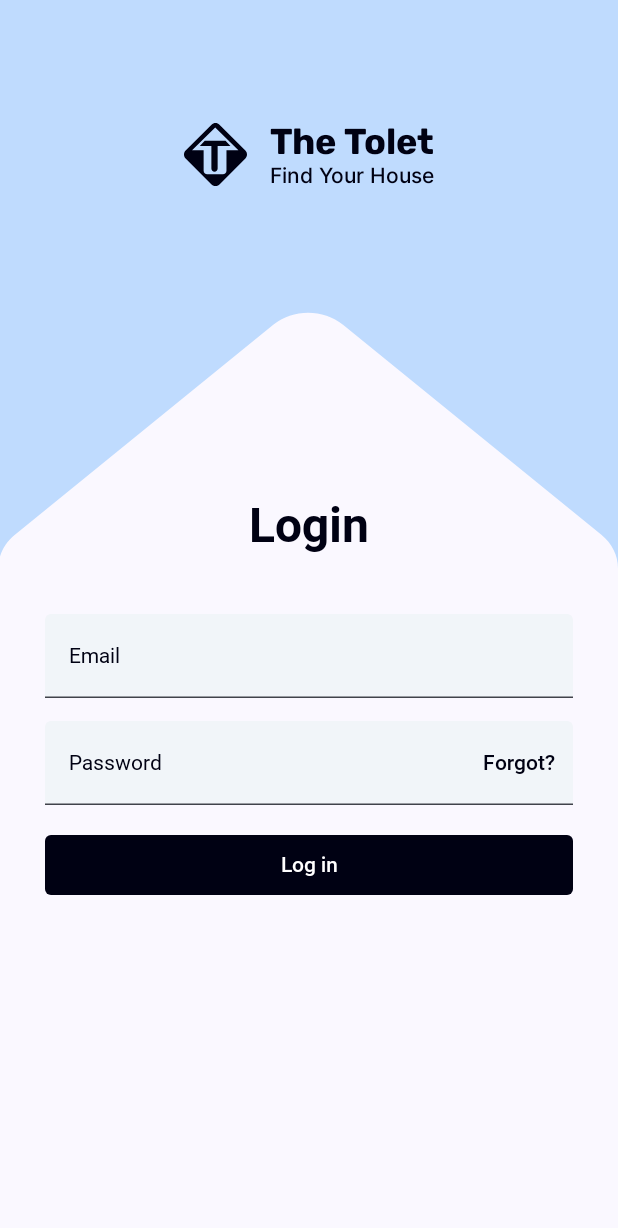
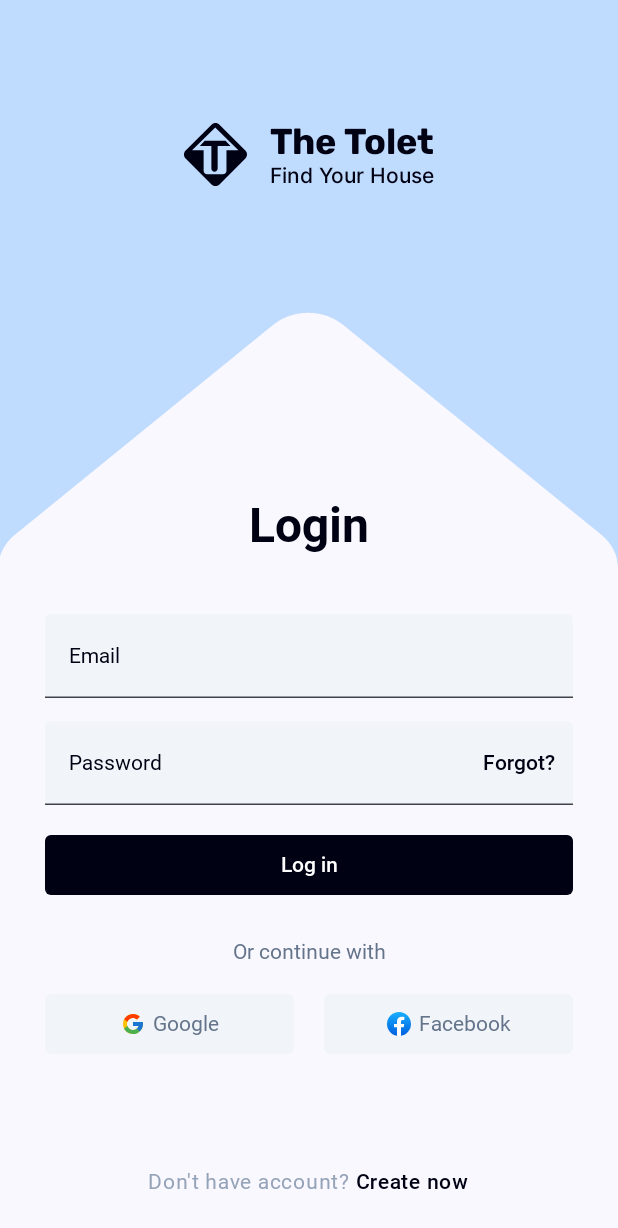
Before and after one commit to Yahikko/ModernLoginScreenJC, an Android app built with Jetpack Compose: the screen it shows after launch (MainActivity), on a phone screen of 412 x 824 dp. Shown: the top 1228 px of the screen. Run offline under Robolectric (Android 15) with nearby library versions, the phone set to English and light mode, and no system bars.

Commit message:
bottom section

```diff
--- a/app/src/main/java/com/example/modernloginscreenjc/LoginScreen.kt
+++ b/app/src/main/java/com/example/modernloginscreenjc/LoginScreen.kt
@@ -27,15 +27,19 @@ import androidx.compose.ui.graphics.Color
 import androidx.compose.ui.layout.ContentScale
 import androidx.compose.ui.res.painterResource
 import androidx.compose.ui.res.stringResource
+import androidx.compose.ui.text.SpanStyle
+import androidx.compose.ui.text.buildAnnotatedString
 import androidx.compose.ui.text.font.FontWeight
+import androidx.compose.ui.text.withStyle
 import androidx.compose.ui.unit.dp
+import androidx.compose.ui.unit.sp
 import com.example.modernloginscreenjc.ui.theme.Black
 import com.example.modernloginscreenjc.ui.theme.BlueGray
+import com.example.modernloginscreenjc.ui.theme.Roboto
 
 @Composable
 fun LoginScreen() {
     Surface {
-
         Column(modifier = Modifier.fillMaxSize()) {
             TopSection()
 
@@ -46,6 +50,88 @@ fun LoginScreen() {
                     .fillMaxSize()
                     .padding(horizontal = 30.dp)
             ) {
+                LoginSection()
+
+                Spacer(modifier = Modifier.height(30.dp))
+
+                SocialMediaSection()
+
+                SignUpSection()
+            }
+        }
+    }
+}
+
+@Composable
+private fun SignUpSection() {
+    val uiColor = if (isSystemInDarkTheme()) Color.White else Black
+
+    Box(
+        modifier = Modifier
+            .fillMaxHeight(fraction = 0.8f)
+            .fillMaxWidth(),
+        contentAlignment = Alignment.BottomCenter
+    ) {
+        Text(text = buildAnnotatedString {
+            withStyle(
+                style = SpanStyle(
+                    color = Color(0xFF94A3B8),
+                    fontSize = 14.sp,
+                    fontFamily = Roboto,
+                    fontWeight = FontWeight.Normal
+                )
+            ) {
+                append("Don't have account?")
+            }
+
+            withStyle(
+                style = SpanStyle(
+                    color = uiColor,
+                    fontSize = 14.sp,
+                    fontFamily = Roboto,
+                    fontWeight = FontWeight.Medium
+                )
+            ) {
+                append(" ")
+                append("Create now")
+            }
+        })
+    }
+}
+
+@Composable
+private fun SocialMediaSection() {
+    Column(horizontalAlignment = Alignment.CenterHorizontally) {
+        Text(
+            text = "Or continue with",
+            style = MaterialTheme.typography.labelMedium.copy(color = Color(0xFF64748B))
+        )
+
+        Spacer(modifier = Modifier.height(20.dp))
+
+        Row(
+            modifier = Modifier.fillMaxWidth(),
+            verticalAlignment = Alignment.CenterVertically
+        ) {
+            SocialMediaLogIn(
+                modifier = Modifier.weight(1f),
+                icon = R.drawable.google,
+                text = "Google"
+            ) {}
+
+            Spacer(modifier = Modifier.width(20.dp))
+
+            SocialMediaLogIn(
+                modifier = Modifier.weight(1f),
+                icon = R.drawable.facebook,
+                text = "Facebook"
+            ) {}
+        }
+    }
+}
+
+@Composable
+private fun LoginSection() {
     LoginTextField(
         modifier = Modifier.fillMaxWidth(),
         label = "Email",
@@ -76,9 +162,6 @@ fun LoginScreen() {
             text = "Log in",
             style = MaterialTheme.typography.labelMedium.copy(fontWeight = FontWeight.Medium)
         )
-                }
-            }
-        }
     }
 }
 
--- /dev/null
+++ b/app/src/main/java/com/example/modernloginscreenjc/SocialMediaLogIn.kt
@@ -0,0 +1,70 @@
+package com.example.modernloginscreenjc
+
+import androidx.annotation.DrawableRes
+import androidx.compose.foundation.Image
+import androidx.compose.foundation.background
+import androidx.compose.foundation.border
+import androidx.compose.foundation.clickable
+import androidx.compose.foundation.isSystemInDarkTheme
+import androidx.compose.foundation.layout.Arrangement
+import androidx.compose.foundation.layout.Row
+import androidx.compose.foundation.layout.Spacer
+import androidx.compose.foundation.layout.height
+import androidx.compose.foundation.layout.size
+import androidx.compose.foundation.layout.width
+import androidx.compose.foundation.shape.RoundedCornerShape
+import androidx.compose.material3.MaterialTheme
+import androidx.compose.material3.Text
+import androidx.compose.runtime.Composable
+import androidx.compose.ui.Alignment
+import androidx.compose.ui.Modifier
+import androidx.compose.ui.composed
+import androidx.compose.ui.draw.clip
+import androidx.compose.ui.graphics.Color
+import androidx.compose.ui.res.painterResource
+import androidx.compose.ui.unit.dp
+import com.example.modernloginscreenjc.ui.theme.BlueGray
+import com.example.modernloginscreenjc.ui.theme.LightBlueWhite
+
+@Composable
+fun SocialMediaLogIn(
+    modifier: Modifier = Modifier,
+    @DrawableRes icon: Int,
+    text: String,
+    onClick: () -> Unit
+) {
+    Row(
+        modifier = modifier
+            .clip(RoundedCornerShape(4.dp))
+            .socialMedia()
+            .clickable { onClick() }
+            .height(40.dp),
+        horizontalArrangement = Arrangement.Center,
+        verticalAlignment = Alignment.CenterVertically
+    ) {
+        Image(
+            modifier = Modifier.size(16.dp),
+            painter = painterResource(id = icon),
+            contentDescription = null,
+        )
+
+        Spacer(modifier = Modifier.width(5.dp))
+
+        Text(
+            text = text,
+            style = MaterialTheme.typography.labelMedium.copy(color = Color(0xFF64748B))
+        )
+    }
+}
+
+fun Modifier.socialMedia(): Modifier = composed {
+    if (isSystemInDarkTheme()) {
+        background(Color.Transparent).border(
+            width = 1.dp,
+            color = BlueGray,
+            shape = RoundedCornerShape(4.dp)
+        )
+    } else {
+        background(LightBlueWhite)
+    }
+}
```
Lines whose indentation alone changed are shown as unchanged.
